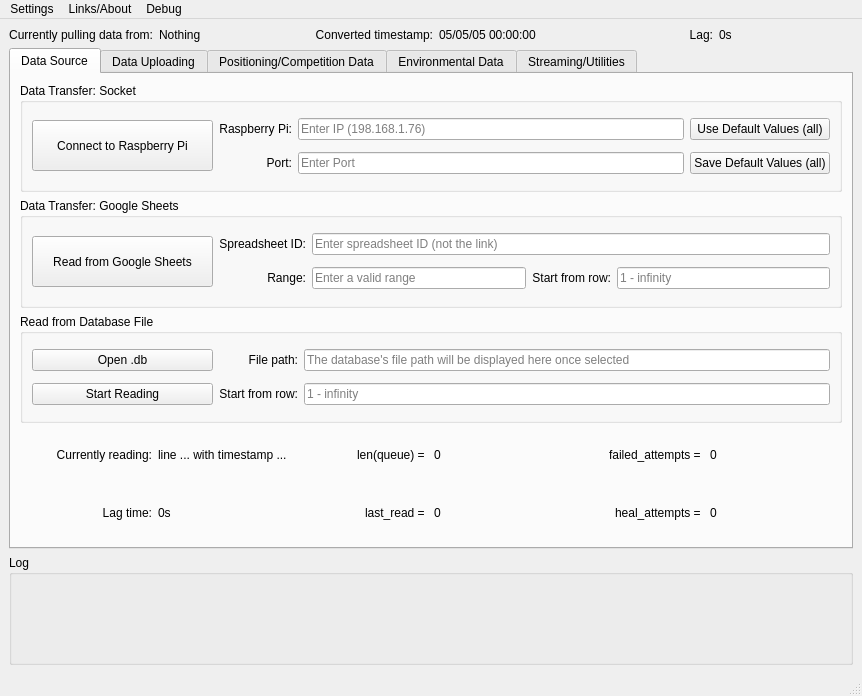
Before: the Qt Designer form src/main/resources/base/new2020.ui in aacttelemetry/aactui, drawn with Qt 5.
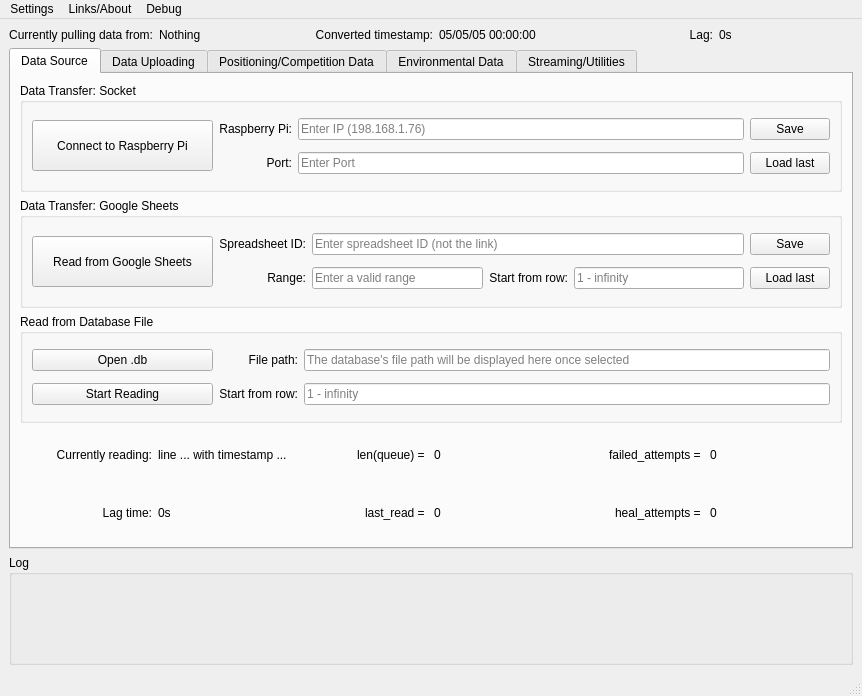
After: the same form once the commit is applied. The open tabs and pages were chosen to show the change.

Commit message: save/load clarity changes

The edit to the form file:
```diff
--- a/src/main/resources/base/new2020.ui
+++ b/src/main/resources/base/new2020.ui
@@ -121,7 +121,7 @@
              <item row="1" column="2">
               <widget class="QPushButton" name="socket_def_save_button">
                <property name="text">
-                <string>Save Default Values (all)</string>
+                <string>Load last</string>
                </property>
               </widget>
              </item>
@@ -135,7 +135,7 @@
              <item row="0" column="2">
               <widget class="QPushButton" name="socket_def_use_button">
                <property name="text">
-                <string>Use Default Values (all)</string>
+                <string>Save</string>
                </property>
               </widget>
              </item>
@@ -226,6 +226,26 @@
                </property>
               </widget>
              </item>
+             <item row="1" column="4">
+              <widget class="QPushButton" name="pushButton">
+               <property name="toolTip">
+                <string>Load saved values for these fields from the preferences file.</string>
+               </property>
+               <property name="text">
+                <string>Load last</string>
+               </property>
+              </widget>
+             </item>
+             <item row="0" column="4">
+              <widget class="QPushButton" name="sheets_save_button">
+               <property name="toolTip">
+                <string>Save currently inputted values to the preferences file.</string>
+               </property>
+               <property name="text">
+                <string>Save</string>
+               </property>
+              </widget>
+             </item>
             </layout>
            </item>
           </layout>
```
Left out of the diff: 76 changed lines with no effect on the pictures. The commit also changes 2 other files.
